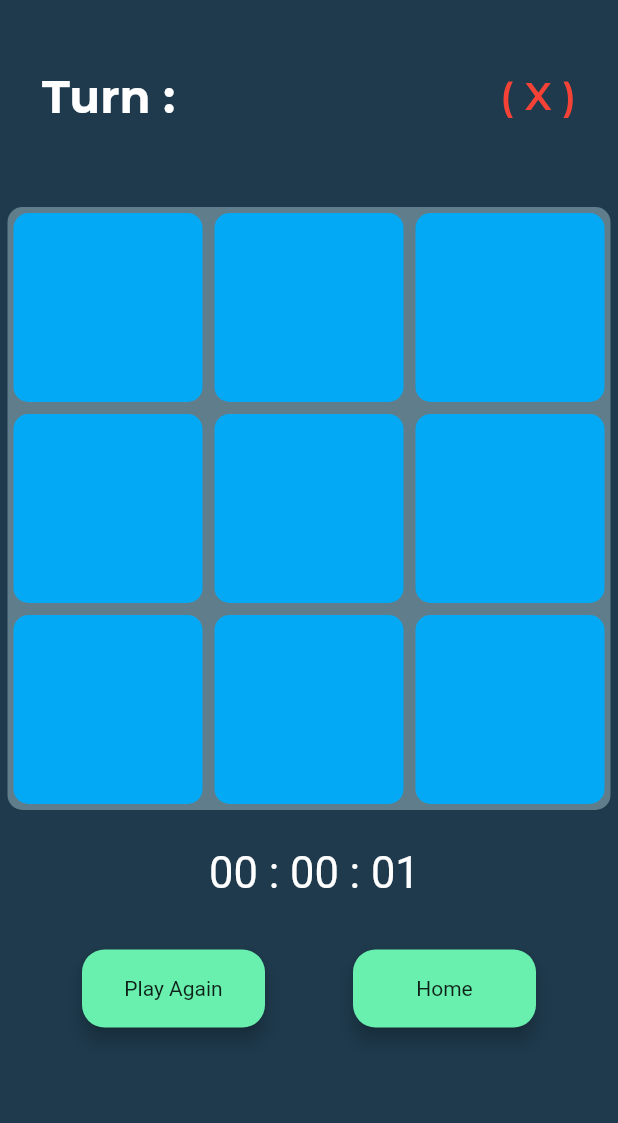
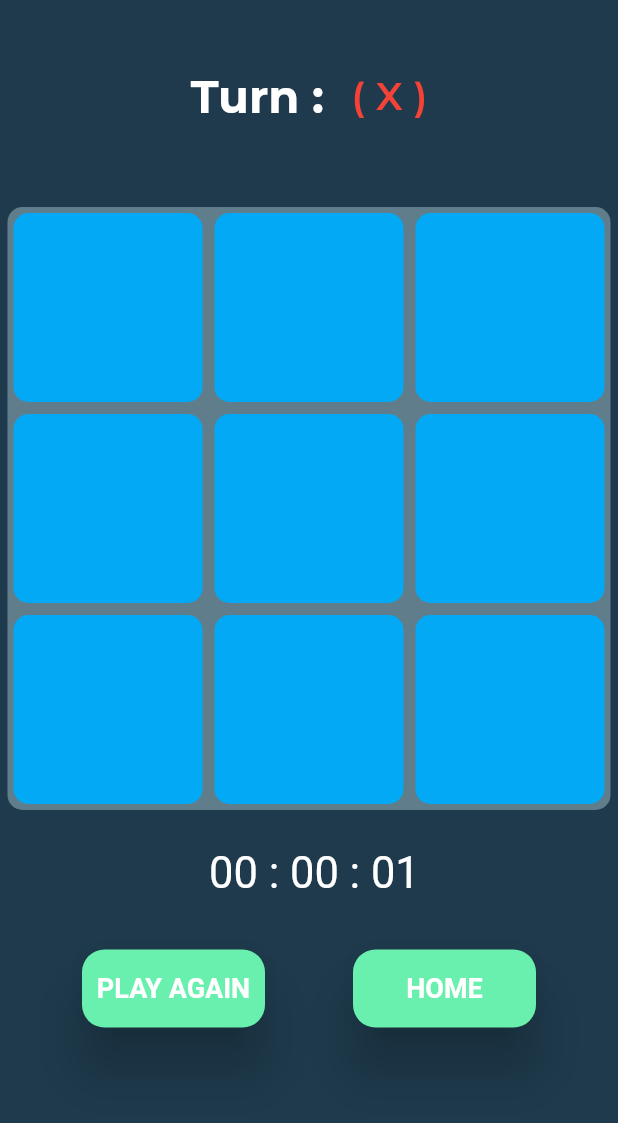
Before and after one commit to Shashank-Sahu8/Tic-Tac-Toe, a Flutter app: the gamepage screen opened directly with empty values, on a phone screen of 412 x 824 dp, the part 48-1171 px from its top. Run offline on Flutter 3.47's test engine with Material 2 defaults, Android fonts, the light colour scheme and no system bars; our stand-ins replace awesome_dialog, cloud_firestore, dotted_border, firebase_auth, firebase_core, firebase_storage and 5 more; missing offline and left inert: easy_count_timer; accounts and stored records are empty.

Commit message:
Tic Tac Toe

```diff
--- a/lib/game_page.dart
+++ b/lib/game_page.dart
@@ -117,7 +117,7 @@ class _gamepageState extends State<gamepage> {
             dialogType: DialogType.success,
             animType: AnimType.rightSlide,
             btnOkText: "Play Again?",
-            title:  _winner=="X"?widget.player1+"Won":_winner=="O"?widget.player2+"Won":"Tie,better Luck next time",
+            title:  _winner=="X"?widget.player1+"  Won":_winner=="O"?widget.player2+"  Won":"Tie,better Luck next time",
             btnOkOnPress: (){
               _reset();
             }
@@ -201,22 +201,22 @@ class _gamepageState extends State<gamepage> {
   @override
   Widget build(BuildContext context) {
     return Scaffold(
-      backgroundColor: Color(0xff1E3A4C),
+      backgroundColor: Color(0xff1E3A4C),// decoration: BoxDecoration(color:Colors.white,backgroundBlendMode: BlendMode.darken,image: DecorationImage(image: AssetImage('assets/tttbac.png'),fit: BoxFit.fill)),
       body: SafeArea(
         child: SingleChildScrollView(scrollDirection: Axis.vertical,
-          child: Column(children: [
+          child: Column(
+            children: [
             Row(mainAxisAlignment:MainAxisAlignment.end,children: [TextButton(onPressed: (){Navigator.push(context, MaterialPageRoute(builder: (context)=>islogin()));}, child: Text("History"))],),
             SizedBox(height: 30,),
             Padding(
               padding: const EdgeInsets.only(left: 28.0,right: 28.0),
-              child: Row(mainAxisAlignment: MainAxisAlignment.spaceEvenly,children: [
+              child: Row(mainAxisAlignment: MainAxisAlignment.center,children: [
                 Text("Turn : ",style: GoogleFonts.montserrat(color: Colors.white,fontSize: 30,fontWeight: FontWeight.bold),),
-                Expanded(
-                  child: Text(
-                    _currentplayer=="X"?widget.player1.toString().length>8?widget.player1.toString().substring(0,8)+"...":widget.player1:widget.player2.toString().length>8?widget.player2.toString().substring(0,8)+"...":widget.player2,
-                      style: GoogleFonts.montserrat(color: Colors.white,fontSize: 26,fontWeight: FontWeight.w600),
-                  ),
+                Text(
+                  _currentplayer=="X"?widget.player1.toString().length>8?widget.player1.toString().substring(0,8)+"...":widget.player1:widget.player2.toString().length>8?widget.player2.toString().substring(0,8)+"...":widget.player2,
+                    style: GoogleFonts.montserrat(color: Colors.white,fontSize: 26,fontWeight: FontWeight.w600),
                 ),
+                SizedBox(width:10 ,),
                 Text("( $_currentplayer )",style: GoogleFonts.montserrat(color: _currentplayer=="X"?Colors.red:Colors.black,fontSize: 26,fontWeight: FontWeight.w600),)
               ],),
             ),
@@ -244,7 +244,7 @@ class _gamepageState extends State<gamepage> {
                         color:Colors.lightBlue,
                         borderRadius: BorderRadius.circular(10)
                       ),
-                      child: Center(child: Text(_board[row][col],style: TextStyle(fontSize: 80,fontWeight: FontWeight.bold,color: _currentplayer=="X"?Colors.red:Colors.black ),)),
+                      child: Center(child: _board[row][col]=="X"?Text(_board[row][col],style: TextStyle(fontSize: 80,fontWeight: FontWeight.bold,color: Colors.red ),):Text(_board[row][col],style: TextStyle(fontSize: 80,fontWeight: FontWeight.bold,color: Colors.black ),)),
                     ),
                   );
                   } ),
@@ -272,9 +272,9 @@ class _gamepageState extends State<gamepage> {
                     child: Card(
                       semanticContainer: true,
                       color: Colors.greenAccent,
-                      elevation: 5,
+                      elevation: 15,
                       shape: RoundedRectangleBorder(borderRadius: BorderRadius.circular(15)),
-                      child: Center(child: Text("Play Again"),),
+                      child: Center(child: Text("PLAY AGAIN",style: TextStyle(fontWeight: FontWeight.w600,color: Colors.white,fontSize: 18),),),
                     ),
                   ),
                 ),
@@ -285,9 +285,9 @@ class _gamepageState extends State<gamepage> {
                     child: Card(
                       semanticContainer: true,
                       color: Colors.greenAccent,
-                      elevation: 5,
+                      elevation: 15,
                       shape: RoundedRectangleBorder(borderRadius: BorderRadius.circular(15)),
-                      child: Center(child: Text(" Home "),),
+                      child: Center(child: Text("HOME",style: TextStyle(fontWeight: FontWeight.w600,color: Colors.white,fontSize: 18),),),
                     ),
                   ),
                 ),
--- a/lib/login/login.dart
+++ b/lib/login/login.dart
@@ -27,7 +27,7 @@ class _loginState extends State<login> {
   final password=TextEditingController();
 
   void login() async{
-    showDialog(context: context, builder: (context){return const Center(child: CircularProgressIndicator(),);});
+    loading==true?showDialog(context: context, builder: (context){return const Center(child: CircularProgressIndicator(),);}):null;
     setState(() {
       loading=true;
     });
--- a/pubspec.yaml
+++ b/pubspec.yaml
@@ -53,6 +53,7 @@ dependencies:
   fluttertoast: ^8.2.4
   custom_timer: ^0.2.3
   easy_count_timer: ^0.0.2
+  dotted_border: ^2.1.0
 
 dev_dependencies:
   flutter_test:
```
Also changed, not shown: lib/history.dart (+104 -7 lines), assets/tttbac.png (added), pubspec.lock.
